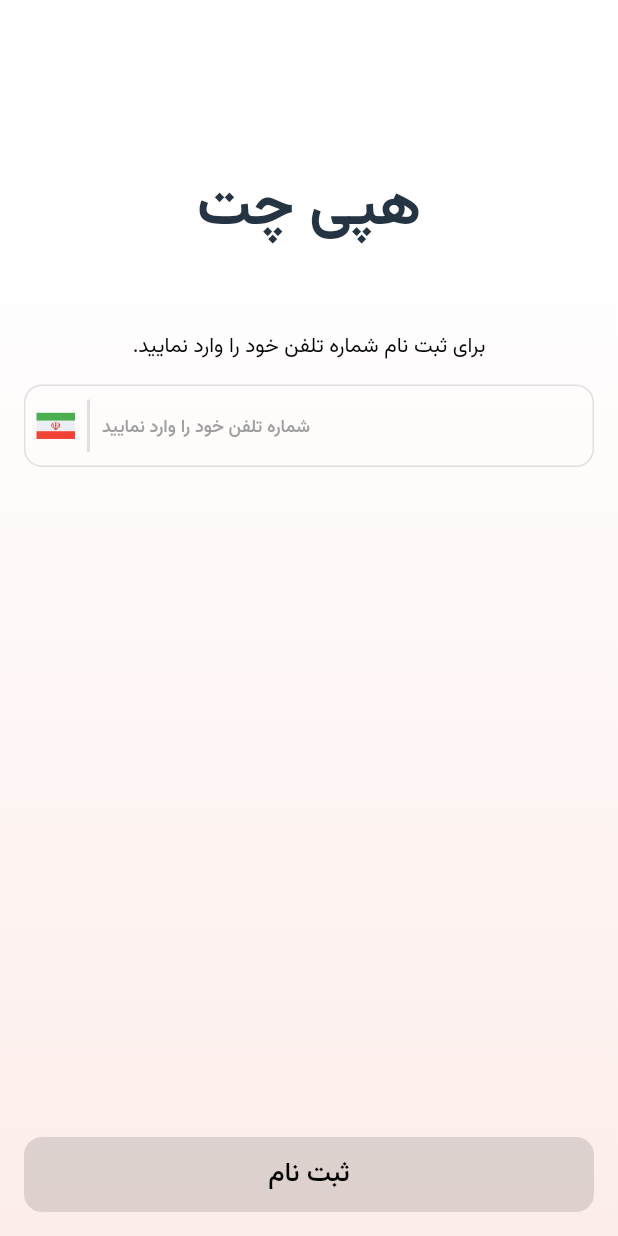
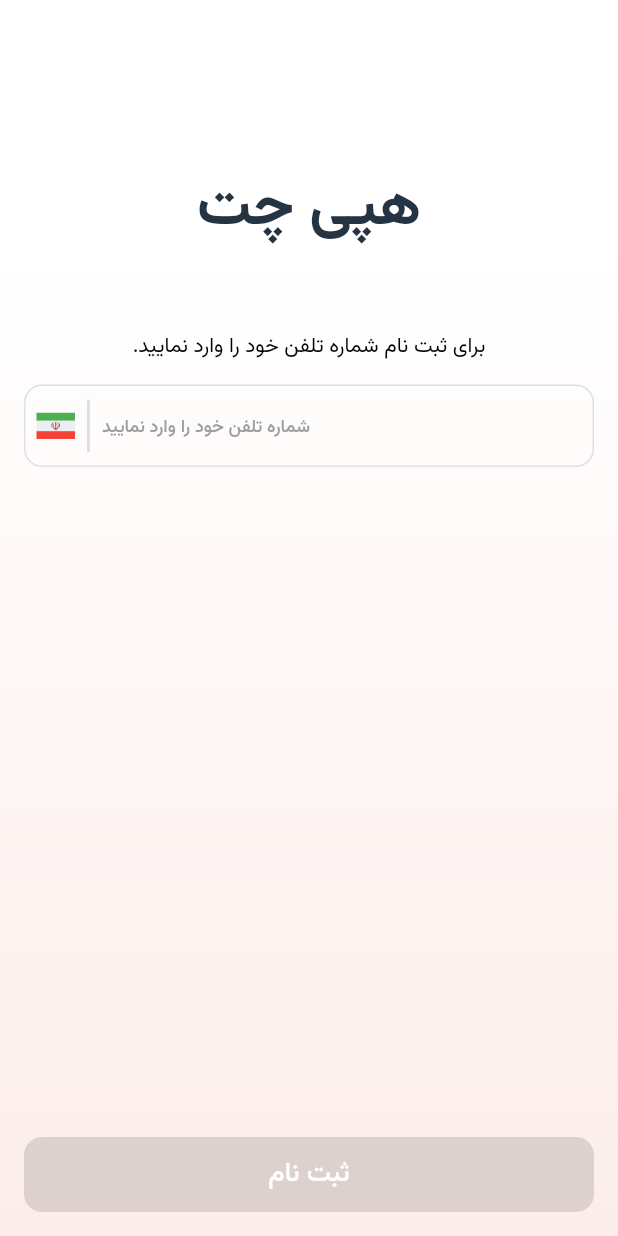
Before and after one commit to j-ansari/happy_chat, a Flutter app: the screen it shows after launch, on a phone screen of 412 x 824 dp. Run offline on Flutter 3.47's test engine with Material 3 defaults, Android fonts, the phone set to English and light mode, and no system bars; our stand-ins replace dio, equatable, flutter_bloc, flutter_svg, get_it, pinput and 2 more; missing offline and left inert: mqtt_client.

Commit message:
fix colors bug

```diff
--- a/lib/src/view/app_theme.dart
+++ b/lib/src/view/app_theme.dart
@@ -60,7 +60,7 @@ class AppTheme {
       bodyMedium: TextStyle(color: color, fontFamily: _vazirM, fontSize: 16),
       bodySmall: TextStyle(color: color, fontFamily: _vazirR, fontSize: 14),
       labelLarge: TextStyle(
-        color: Colors.black,
+        color: isLight ? Colors.white : Colors.black,
         fontFamily: _vazirM,
         fontWeight: FontWeight.w600,
         fontSize: 18,
@@ -75,7 +75,7 @@ class AppTheme {
         color: Colors.black,
         fontFamily: _vazirM,
         fontWeight: FontWeight.w600,
-        fontSize: 12,
+        fontSize: 18,
       ),
     );
   }
--- a/lib/src/view/pages/chat_page.dart
+++ b/lib/src/view/pages/chat_page.dart
@@ -136,7 +136,7 @@ class _ChatPageState extends State<ChatPage> {
         bgColor: context.colorSchema.error.withAlpha(20),
         maxLines: 3,
         prefix: IconButton(
-          icon: Icon(Icons.send),
+          icon: const Icon(Icons.send, color: Colors.black),
           onPressed: () {
             context.read<ChatCubit>().sendMessage(
               widget.contact.token,
--- a/lib/src/view/pages/verify_page.dart
+++ b/lib/src/view/pages/verify_page.dart
@@ -60,7 +60,7 @@ class _VerifyPageState extends State<VerifyPage> {
                   length: 4,
                   keyboardType: TextInputType.number,
                   defaultPinTheme: PinTheme(
-                    textStyle: context.textTheme.labelLarge,
+                    textStyle: context.textTheme.labelSmall,
                     height: 60,
                     width: 60,
                     margin: const EdgeInsets.symmetric(horizontal: 8),
```
